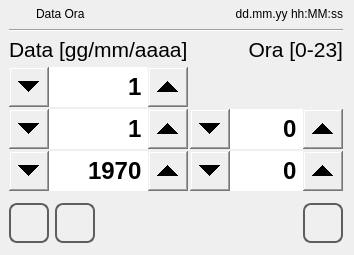
The window that qt_library/ATCMsystem/time_set.ui (MECTsrl/mect_plugins) describes before a commit, drawn with Qt 5.
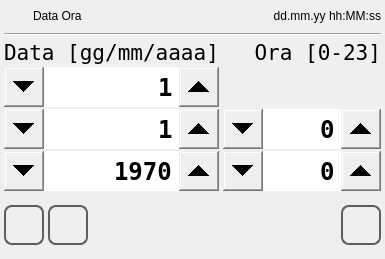
The same window after the commit. Icons and pictures are not drawn.

Patch:
```diff
--- a/qt_library/ATCMsystem/time_set.ui
+++ b/qt_library/ATCMsystem/time_set.ui
@@ -6,7 +6,7 @@
    <rect>
     <x>0</x>
     <y>0</y>
-    <width>354</width>
+    <width>385</width>
     <height>255</height>
    </rect>
   </property>
@@ -64,16 +64,10 @@
   </property>
   <layout class="QVBoxLayout" name="verticalLayout">
    <property name="spacing">
-    <number>2</number>
+    <number>4</number>
    </property>
-   <property name="leftMargin">
-    <number>9</number>
-   </property>
-   <property name="topMargin">
-    <number>2</number>
-   </property>
-   <property name="bottomMargin">
-    <number>2</number>
+   <property name="margin">
+    <number>4</number>
    </property>
    <item>
     <layout class="QHBoxLayout" name="horizontalLayout">
@@ -177,7 +171,7 @@
        </property>
        <property name="font">
         <font>
-         <family>Ubuntu</family>
+         <family>DejaVu Sans Mono</family>
          <pointsize>16</pointsize>
          <weight>50</weight>
          <italic>false</italic>
@@ -208,7 +202,7 @@
        </property>
        <property name="font">
         <font>
-         <family>Ubuntu</family>
+         <family>DejaVu Sans Mono</family>
          <pointsize>16</pointsize>
          <weight>50</weight>
          <italic>false</italic>
@@ -248,7 +242,7 @@
        </property>
        <property name="font">
         <font>
-         <family>Ubuntu</family>
+         <family>DejaVu Sans Mono</family>
          <pointsize>18</pointsize>
          <weight>99</weight>
          <italic>false</italic>
@@ -300,7 +294,7 @@
        </property>
        <property name="font">
         <font>
-         <family>Ubuntu</family>
+         <family>DejaVu Sans Mono</family>
          <pointsize>18</pointsize>
          <weight>99</weight>
          <italic>false</italic>
@@ -349,7 +343,7 @@
        </property>
        <property name="font">
         <font>
-         <family>Ubuntu</family>
+         <family>DejaVu Sans Mono</family>
          <pointsize>18</pointsize>
          <weight>99</weight>
          <italic>false</italic>
@@ -398,7 +392,7 @@
        </property>
        <property name="font">
         <font>
-         <family>Ubuntu</family>
+         <family>DejaVu Sans Mono</family>
          <pointsize>18</pointsize>
          <weight>99</weight>
          <italic>false</italic>
@@ -441,7 +435,7 @@
        </property>
        <property name="font">
         <font>
-         <family>Ubuntu</family>
+         <family>DejaVu Sans Mono</family>
          <pointsize>18</pointsize>
          <weight>99</weight>
          <italic>false</italic>
@@ -467,7 +461,7 @@
    <item>
     <layout class="QHBoxLayout" name="horizontalLayout_3">
      <property name="spacing">
-      <number>6</number>
+      <number>4</number>
      </property>
      <item>
       <widget class="QPushButton" name="pushButtonHome">
```
Left out of the diff: 4 changed lines with no effect on the pictures.
